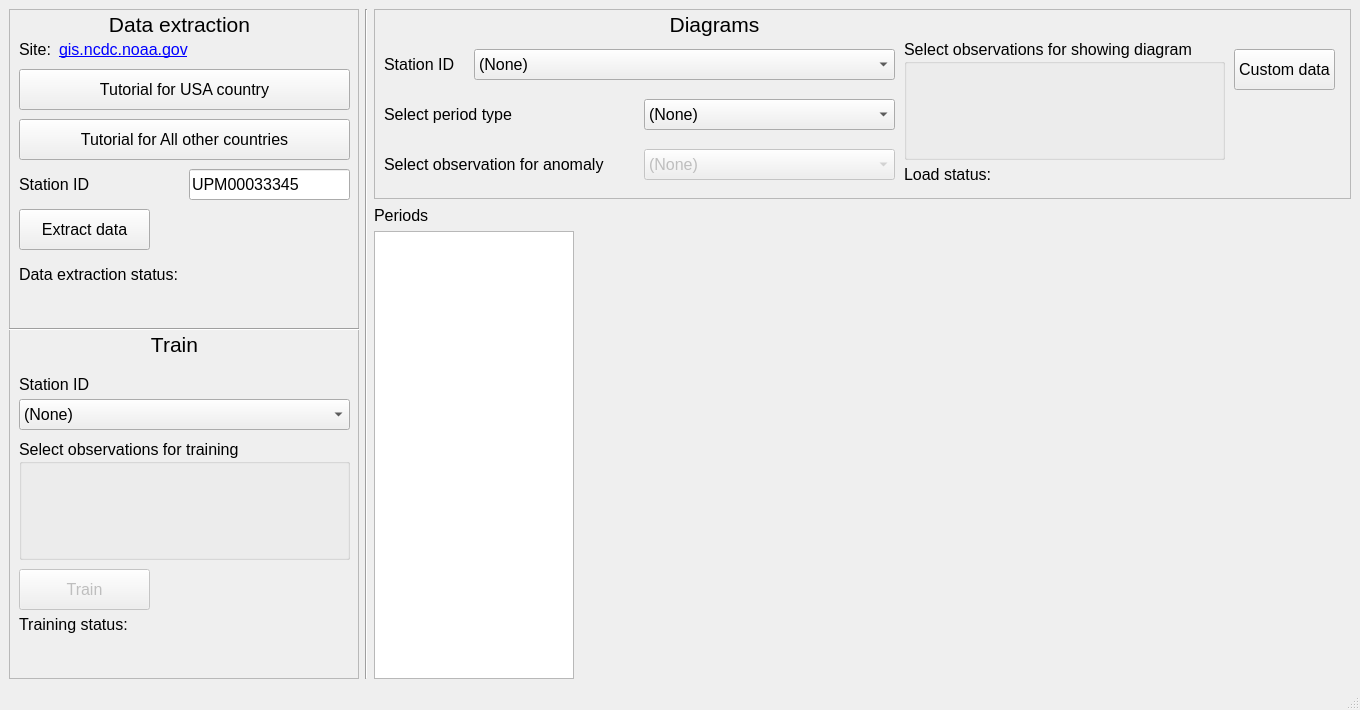
The window that gui/pyqt5_design_resizable.ui (symphony-of-nirfolio/Signal-anomaly-detection) describes before a commit, drawn with Qt 5.
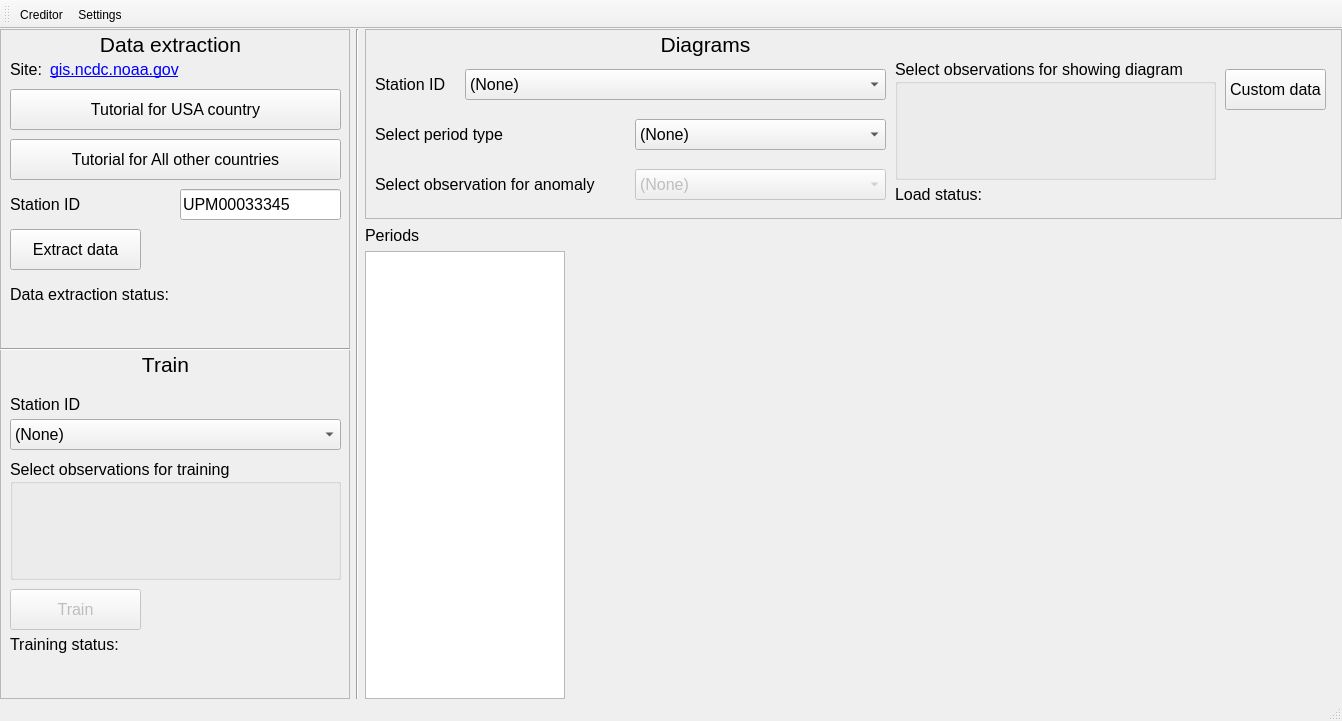
The same window after the commit.

Commit message: Added credit window, added settings window without functional

```diff
--- a/gui/pyqt5_design_resizable.ui
+++ b/gui/pyqt5_design_resizable.ui
@@ -6,8 +6,8 @@
    <rect>
     <x>0</x>
     <y>0</y>
-    <width>1360</width>
-    <height>710</height>
+    <width>1342</width>
+    <height>692</height>
    </rect>
   </property>
   <property name="windowTitle">
@@ -15,6 +15,18 @@
   </property>
   <widget class="QWidget" name="centralwidget">
    <layout class="QHBoxLayout" name="horizontalLayout_2">
+    <property name="leftMargin">
+     <number>0</number>
+    </property>
+    <property name="topMargin">
+     <number>0</number>
+    </property>
+    <property name="rightMargin">
+     <number>0</number>
+    </property>
+    <property name="bottomMargin">
+     <number>0</number>
+    </property>
     <item>
      <layout class="QHBoxLayout" name="main_horizontal_layout" stretch="0,0,80">
       <item>
@@ -534,7 +546,7 @@
             <rect>
              <x>10</x>
              <y>40</y>
-             <width>91</width>
+             <width>261</width>
              <height>31</height>
             </rect>
            </property>
@@ -761,6 +773,35 @@
    </layout>
   </widget>
   <widget class="QStatusBar" name="statusbar"/>
+  <widget class="QToolBar" name="toolBar">
+   <property name="windowTitle">
+    <string>toolBar</string>
+   </property>
+   <attribute name="toolBarArea">
+    <enum>TopToolBarArea</enum>
+   </attribute>
+   <attribute name="toolBarBreak">
+    <bool>false</bool>
+   </attribute>
+   <addaction name="action_creditor"/>
+   <addaction name="action_settings"/>
+  </widget>
+  <action name="action_creditor">
+   <property name="text">
+    <string>Creditor</string>
+   </property>
+   <property name="toolTip">
+    <string>creditors</string>
+   </property>
+  </action>
+  <action name="action_settings">
+   <property name="text">
+    <string>Settings</string>
+   </property>
+   <property name="toolTip">
+    <string>settings</string>
+   </property>
+  </action>
  </widget>
  <resources/>
  <connections/>
```
The commit also changes 8 other files.
